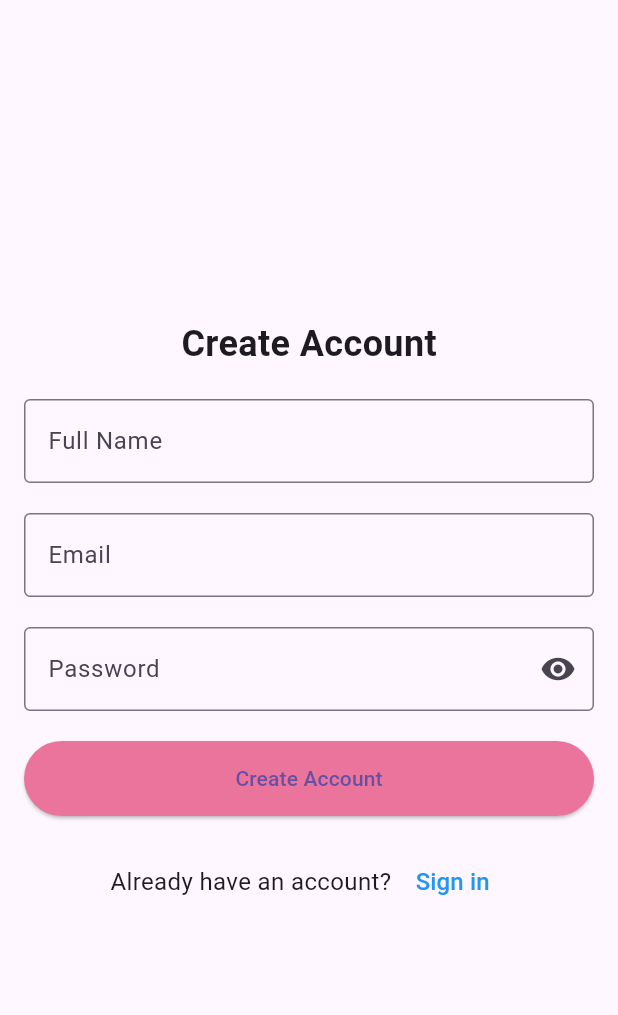
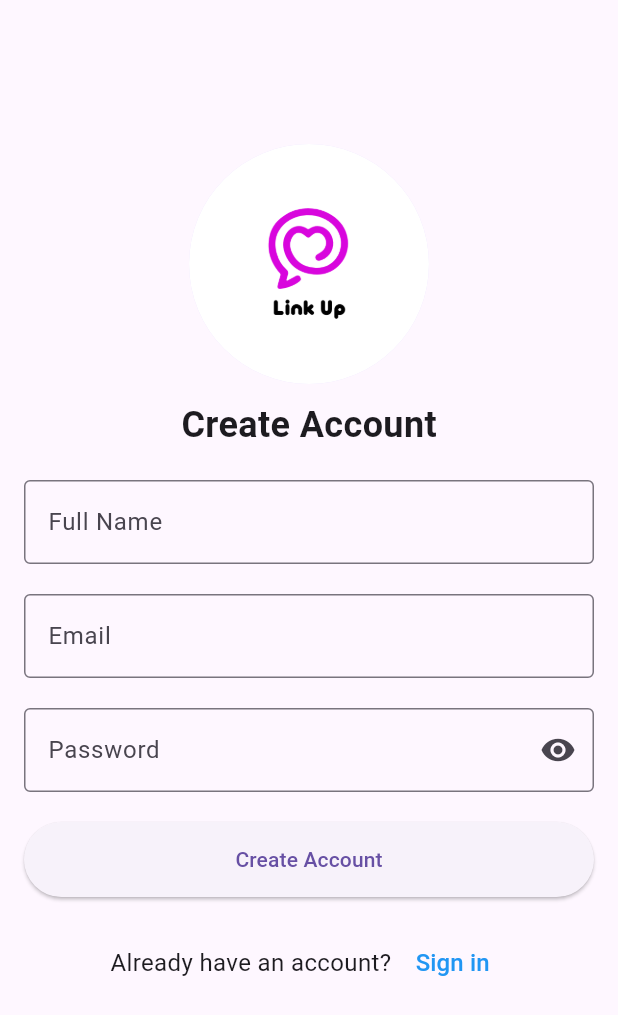
Before and after one commit to siyatadumjan/linkup_project, a Flutter app: the SignupPage screen opened by its route, on a phone screen of 412 x 824 dp. Shown: the top 1015 px of the screen. Run offline on Flutter 3.47's test engine with Material 3 defaults, Android fonts, the light colour scheme and no system bars.

Commit message:
updated register screen

```diff
--- a/lib/view/user/register_screen.dart
+++ b/lib/view/user/register_screen.dart
@@ -10,8 +10,17 @@ class SignupPage extends StatelessWidget {
         child: Padding(
           padding: const EdgeInsets.all(16.0),
           child: Column(
-            mainAxisAlignment: MainAxisAlignment.center,
+            crossAxisAlignment: CrossAxisAlignment.center,
             children: [
+              const SizedBox(
+                  height:
+                      80), // Adjust the height to move the logo closer to the top
+              CircleAvatar(
+                radius: 80, // Increased size for a bigger logo
+                backgroundImage: AssetImage(
+                    'assets/images/linkup.png'), // Ensure the logo is available at this path
+              ),
+              const SizedBox(height: 10),
               const Text(
                 'Create Account',
                 style: TextStyle(fontSize: 24, fontWeight: FontWeight.bold),
@@ -47,7 +56,6 @@ class SignupPage extends StatelessWidget {
                 },
                 style: ElevatedButton.styleFrom(
                   minimumSize: const Size(double.infinity, 50),
-                  backgroundColor: const Color.fromARGB(255, 234, 116, 155),
                 ),
                 child: const Text('Create Account'),
               ),
```
